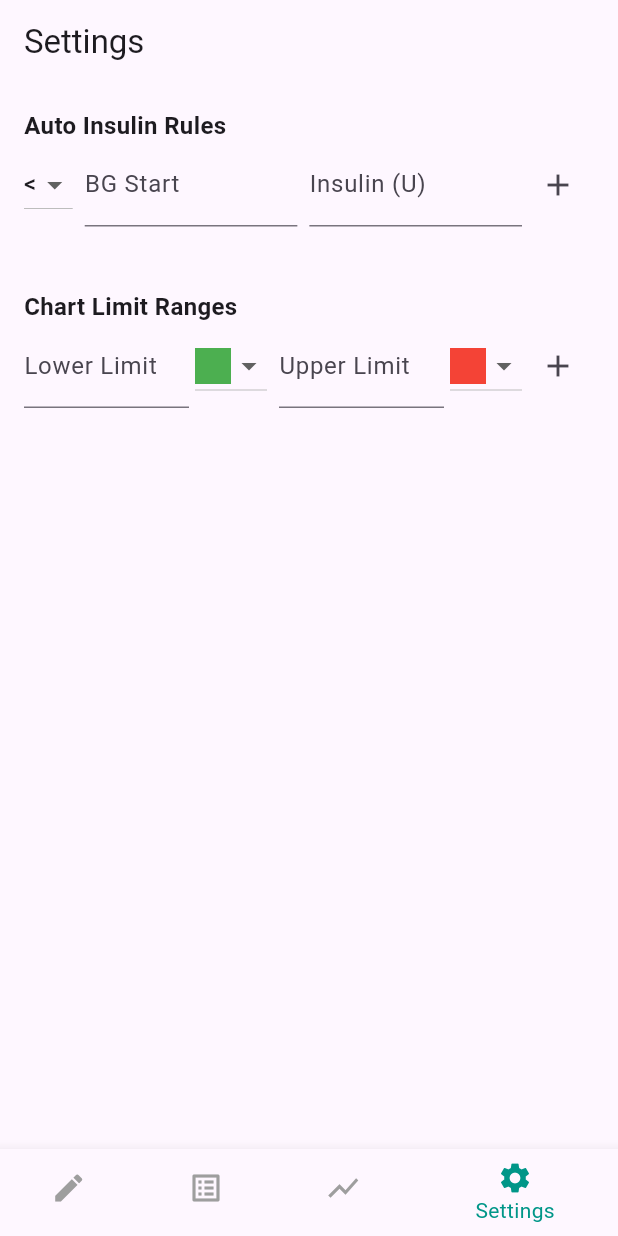
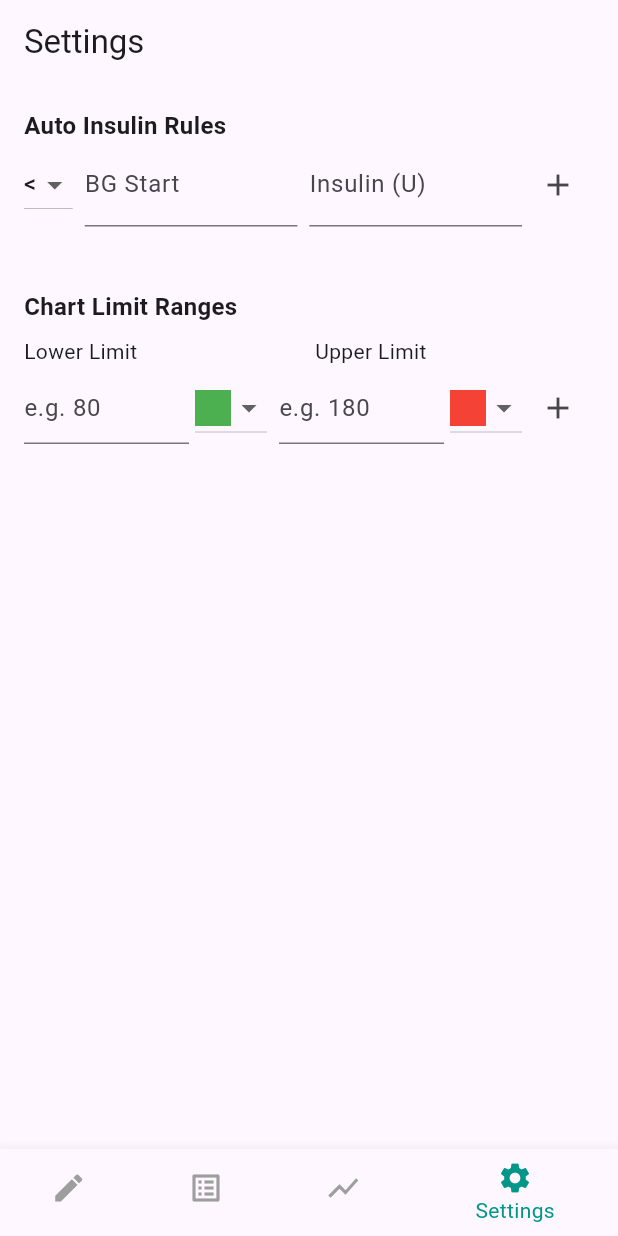
Before and after one commit to markcqhsu/cat_blood_tracker_0416_2, a Flutter app: the screen it shows after launch, item 4 of the bottom bar chosen, on a phone screen of 412 x 824 dp. Run offline on Flutter 3.47's test engine with Material 3 defaults, Android fonts, the phone set to English and light mode, and no system bars; our stand-ins replace fl_chart.

Commit message:
基本版

```diff
--- a/lib/screens/settings/settings_screen.dart
+++ b/lib/screens/settings/settings_screen.dart
@@ -121,12 +121,26 @@ class _SettingsScreenState extends State<SettingsScreen> {
             )),
             const SizedBox(height: 32),
             const Text('Chart Limit Ranges', style: TextStyle(fontSize: 16, fontWeight: FontWeight.bold)),
+            const SizedBox(height: 8),
+            Column(
+              crossAxisAlignment: CrossAxisAlignment.start,
+              children: [
+                Row(
+                  children: [
+                    const Expanded(child: Text('Lower Limit')),
+                    const SizedBox(width: 8),
+                    const Expanded(child: Text('Upper Limit')),
+                  ],
+                ),
+                const SizedBox(height: 4),
                 Row(
                   children: [
                     Expanded(
                       child: TextField(
                         keyboardType: TextInputType.number,
-                    decoration: const InputDecoration(labelText: 'Lower Limit'),
+                        decoration: const InputDecoration(
+                          hintText: 'e.g. 80',
+                        ),
                         onChanged: (val) => _tempLower = double.tryParse(val) ?? 0,
                       ),
                     ),
@@ -143,7 +157,9 @@ class _SettingsScreenState extends State<SettingsScreen> {
                     Expanded(
                       child: TextField(
                         keyboardType: TextInputType.number,
-                    decoration: const InputDecoration(labelText: 'Upper Limit'),
+                        decoration: const InputDecoration(
+                          hintText: 'e.g. 180',
+                        ),
                         onChanged: (val) => _tempUpper = double.tryParse(val) ?? 0,
                       ),
                     ),
@@ -162,7 +178,9 @@ class _SettingsScreenState extends State<SettingsScreen> {
                     ),
                   ],
                 ),
-            const SizedBox(height: 10),
+              ],
+            ),
+            const SizedBox(height: 16),
             ...settings.limitRanges.map((range) => Card(
               child: ListTile(
                 title: Text('Range: ${range['lower']} - ${range['upper']}'),
```
Also changed, not shown: lib/screens/entry/entry_screen.dart (+51 -10 lines). Lines whose indentation alone changed are shown as unchanged.
